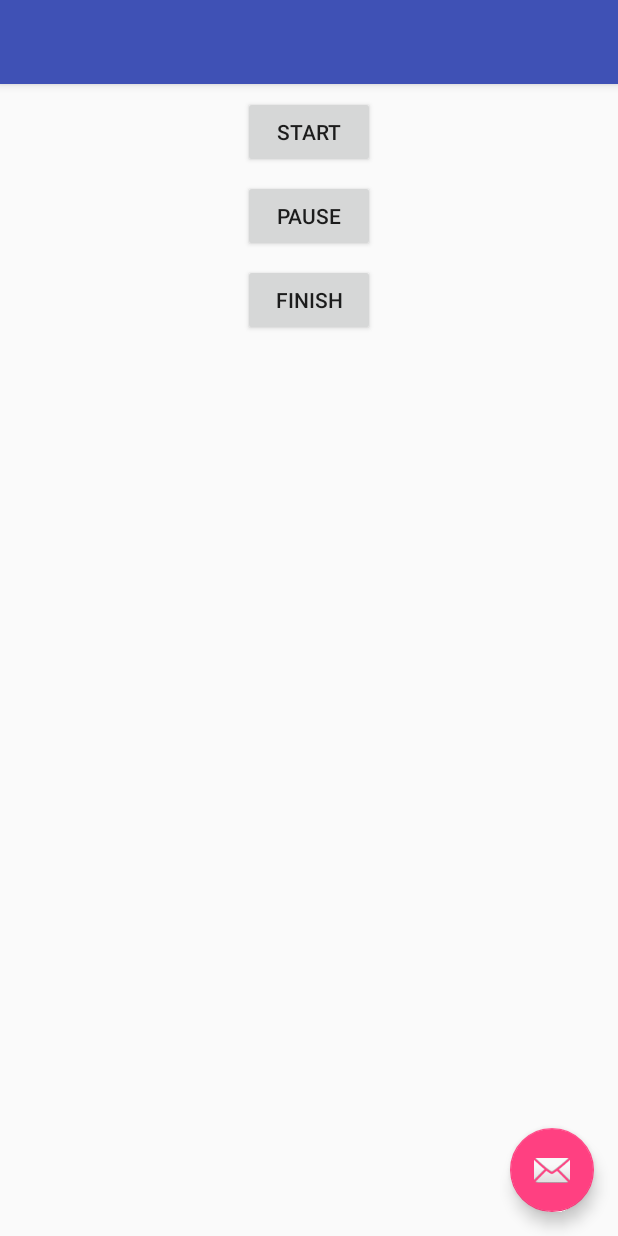
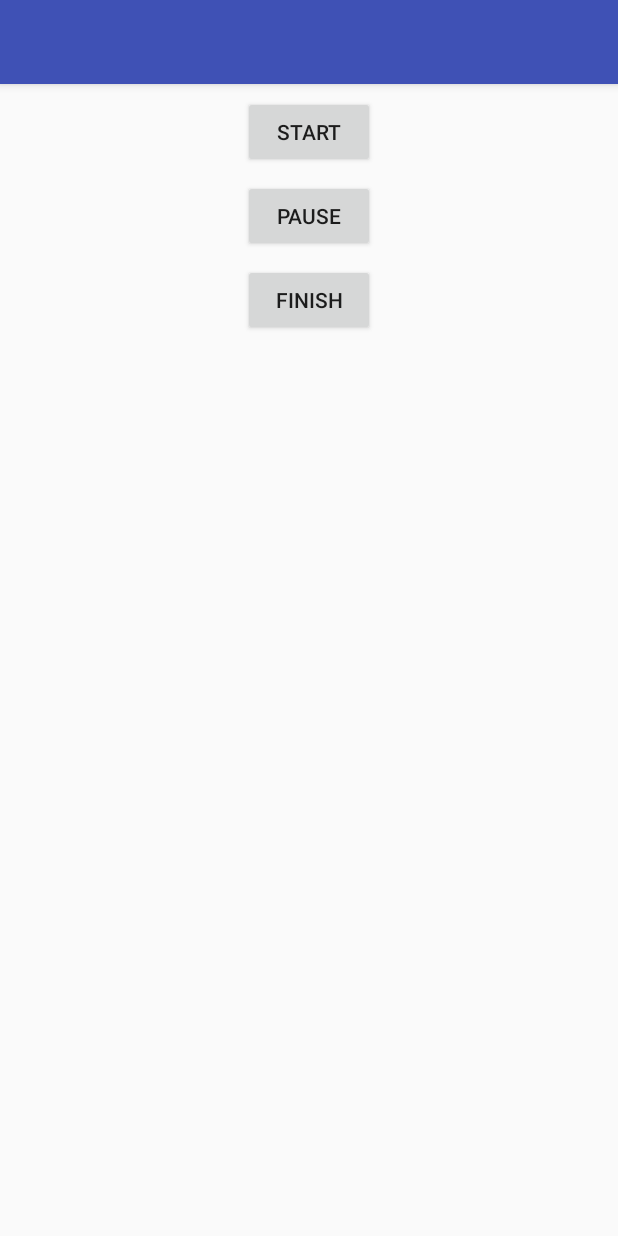
Before and after one commit to aaronblondeau/gps-recording, an Android app: the layout activity_record.xml on its own in the app's theme, with its tools: preview values and no code run, on a phone screen of 412 x 824 dp. Run offline under Robolectric (Android 15) with nearby library versions, the phone set to English and light mode, and no system bars.

Commit message:
Android UI Updates.  Add share track to Android.

```diff
--- a/android/mobile/src/main/res/layout/activity_record.xml
+++ b/android/mobile/src/main/res/layout/activity_record.xml
@@ -1,7 +1,19 @@
 <?xml version="1.0" encoding="utf-8"?>
-<android.support.design.widget.CoordinatorLayout xmlns:android="http://schemas.android.com/apk/res/android"
+<layout xmlns:android="http://schemas.android.com/apk/res/android"
     xmlns:app="http://schemas.android.com/apk/res-auto"
-    xmlns:tools="http://schemas.android.com/tools"
+    xmlns:bind="http://schemas.android.com/apk/res-auto"
+    xmlns:tools="http://schemas.android.com/tools">
+
+    <data>
+        <variable
+            name="track"
+            type="com.salidasoftware.gpsrecording.TrackViewModel"/>
+        <variable
+            name="recording"
+            type="com.salidasoftware.gpsrecording.RecordingViewModel"/>
+    </data>
+
+    <android.support.design.widget.CoordinatorLayout
         android:layout_width="match_parent"
         android:layout_height="match_parent"
         tools:context=".RecordActivity">
@@ -20,14 +32,8 @@
 
         </android.support.design.widget.AppBarLayout>
 
-    <include layout="@layout/content_record" />
-
-    <android.support.design.widget.FloatingActionButton
-        android:id="@+id/fab"
-        android:layout_width="wrap_content"
-        android:layout_height="wrap_content"
-        android:layout_gravity="bottom|end"
-        android:layout_margin="@dimen/fab_margin"
-        app:srcCompat="@android:drawable/ic_dialog_email" />
+        <include layout="@layout/content_record" bind:track="@{track}" bind:recording="@{recording}" />
 
     </android.support.design.widget.CoordinatorLayout>
+
+</layout>
--- a/android/mobile/src/main/res/layout/content_record.xml
+++ b/android/mobile/src/main/res/layout/content_record.xml
@@ -1,7 +1,19 @@
 <?xml version="1.0" encoding="utf-8"?>
-<android.support.constraint.ConstraintLayout xmlns:android="http://schemas.android.com/apk/res/android"
+<layout xmlns:android="http://schemas.android.com/apk/res/android"
     xmlns:app="http://schemas.android.com/apk/res-auto"
-    xmlns:tools="http://schemas.android.com/tools"
+    xmlns:tools="http://schemas.android.com/tools">
+
+    <data>
+        <import type="android.view.View"/>
+        <variable
+            name="track"
+            type="com.salidasoftware.gpsrecording.TrackViewModel"/>
+        <variable
+            name="recording"
+            type="com.salidasoftware.gpsrecording.RecordingViewModel"/>
+    </data>
+
+    <android.support.constraint.ConstraintLayout
         android:layout_width="match_parent"
         android:layout_height="match_parent"
         app:layout_behavior="@string/appbar_scrolling_view_behavior"
@@ -10,6 +22,7 @@
 
         <Button
             android:id="@+id/buttonStartRecording"
+            android:visibility="@{recording.recording ? View.GONE : View.VISIBLE}"
             android:layout_width="wrap_content"
             android:layout_height="wrap_content"
             android:layout_marginTop="8dp"
@@ -20,6 +33,7 @@
 
         <Button
             android:id="@+id/buttonPauseRecording"
+            android:visibility="@{recording.recording ? View.VISIBLE : View.GONE}"
             android:layout_width="wrap_content"
             android:layout_height="wrap_content"
             android:layout_marginTop="8dp"
@@ -30,6 +44,7 @@
 
         <Button
             android:id="@+id/buttonFinishRecording"
+            android:visibility="@{recording.recording || recording.hasCurrentTrack ? View.VISIBLE : View.GONE}"
             android:layout_width="wrap_content"
             android:layout_height="wrap_content"
             android:layout_marginTop="8dp"
@@ -37,4 +52,31 @@
             app:layout_constraintEnd_toEndOf="parent"
             app:layout_constraintStart_toStartOf="parent"
             app:layout_constraintTop_toBottomOf="@+id/buttonPauseRecording" />
+
+        <TextView
+            android:id="@+id/trackRecordName"
+            android:layout_width="wrap_content"
+            android:layout_height="wrap_content"
+            android:layout_marginEnd="8dp"
+            android:layout_marginStart="8dp"
+            android:layout_marginTop="8dp"
+            android:text="@{track.name, default=TrackName}"
+            app:layout_constraintEnd_toEndOf="parent"
+            app:layout_constraintStart_toStartOf="parent"
+            app:layout_constraintTop_toBottomOf="@+id/buttonFinishRecording" />
+
+        <TextView
+            android:id="@+id/trackRecordDistance"
+            android:layout_width="wrap_content"
+            android:layout_height="wrap_content"
+            android:layout_marginEnd="8dp"
+            android:layout_marginStart="8dp"
+            android:text="@{track.distance, default=TrackDistance}"
+            app:layout_constraintEnd_toEndOf="parent"
+            app:layout_constraintStart_toStartOf="parent"
+            app:layout_constraintTop_toBottomOf="@+id/trackRecordName" />
+
+
     </android.support.constraint.ConstraintLayout>
+
+</layout>
--- /dev/null
+++ b/android/mobile/src/main/res/xml/file_paths.xml
@@ -0,0 +1,3 @@
+<paths xmlns:android="http://schemas.android.com/apk/res/android">
+    <cache-path name="images" path="."/>
+</paths>
```
Also changed, not shown: android/mobile/src/main/AndroidManifest.xml (+13 -4 lines), android/mobile/src/main/java/com/salidasoftware/gpsrecording/GPSRecordingStore.kt (+179 -2 lines), android/mobile/src/main/java/com/salidasoftware/gpsrecording/RecordActivity.kt (+47 -6 lines), android/mobile/src/main/java/com/salidasoftware/gpsrecording/RecordingViewModel.kt (added, +54 -0 lines), android/mobile/src/main/java/com/salidasoftware/gpsrecording/TrackActivity.kt (+23 -11 lines), android/mobile/src/main/java/com/salidasoftware/gpsrecording/TrackViewModel.kt (+26 -2 lines), android/mobile/src/main/res/layout/content_track.xml (+12 -1 lines). Lines whose indentation alone changed are shown as unchanged.
